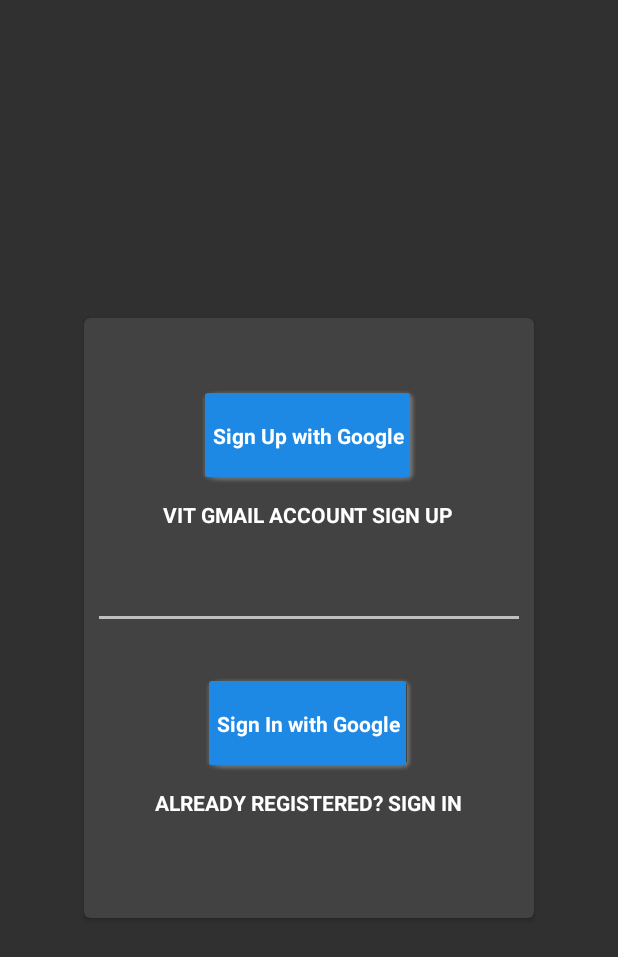
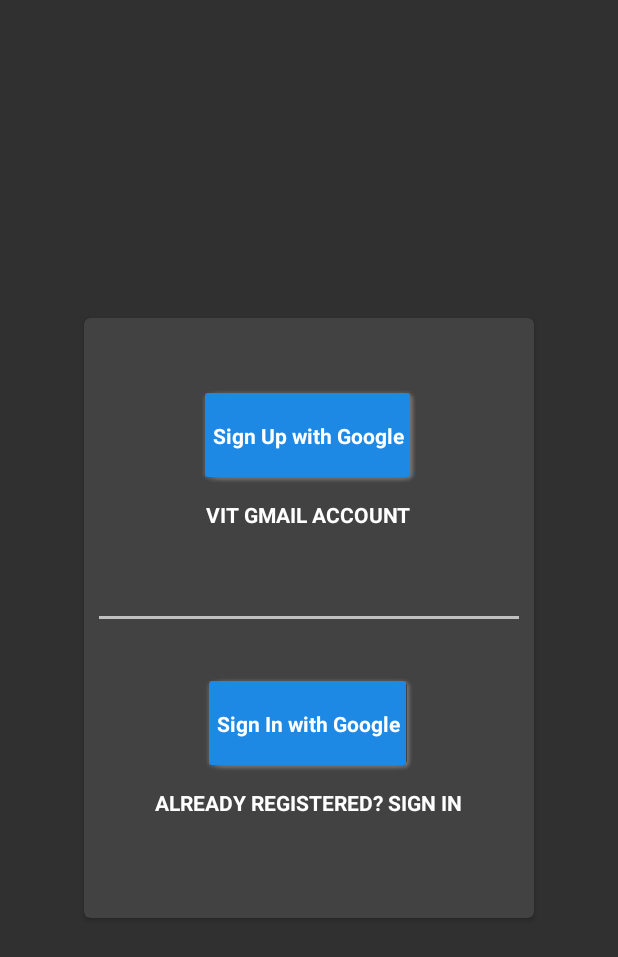
Before and after one commit to abhinav-adtechs/project-archive-1.1, an Android app: the Signup screen opened directly, with no data from a screen before it, on a phone screen of 412 x 824 dp. Shown: the top 957 px of the screen. Run offline under Robolectric (Android 15) with nearby library versions, the phone set to English and light mode, and no system bars.

Commit message:
Signup/Login UI done

```diff
--- a/app/src/main/res/layout/signup_activity.xml
+++ b/app/src/main/res/layout/signup_activity.xml
@@ -22,7 +22,6 @@
                     android:layout_height="wrap_content"
                     android:background="#1E88E5"
                     android:text="@string/signup_button"
-                    android:clickable="true"
                     android:layout_alignParentTop="true"
                     android:layout_centerHorizontal="true"
                     android:layout_marginTop="44dp"/>
--- a/app/src/main/res/values/strings.xml
+++ b/app/src/main/res/values/strings.xml
@@ -4,7 +4,7 @@
     <string name="hello_world">Hello world!</string>
     <string name="action_settings">Settings</string>
     <string name="onboarding5">Notify others and get notified about quizzes, assignments and bunks</string>
-    <string name="signup_tip">VIT Gmail Account Sign Up</string>
+    <string name="signup_tip">VIT Gmail Account</string>
     <string name="signup_button">Sign Up with Google</string>
     <string name="Signin_tip">Already Registered? Sign In</string>
     <string name="Signin_button">Sign In with Google</string>
```
